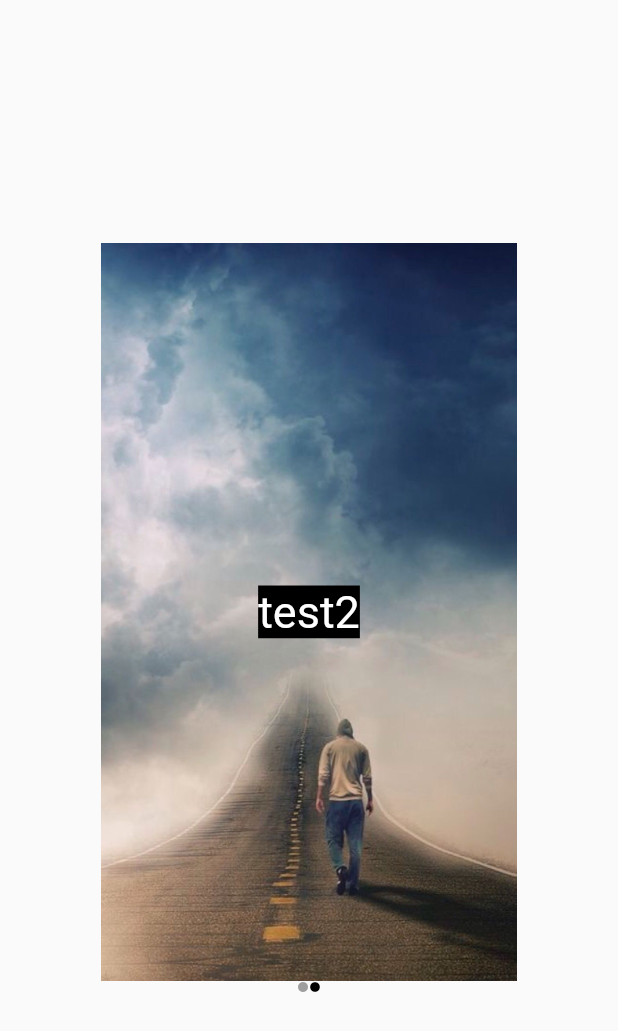
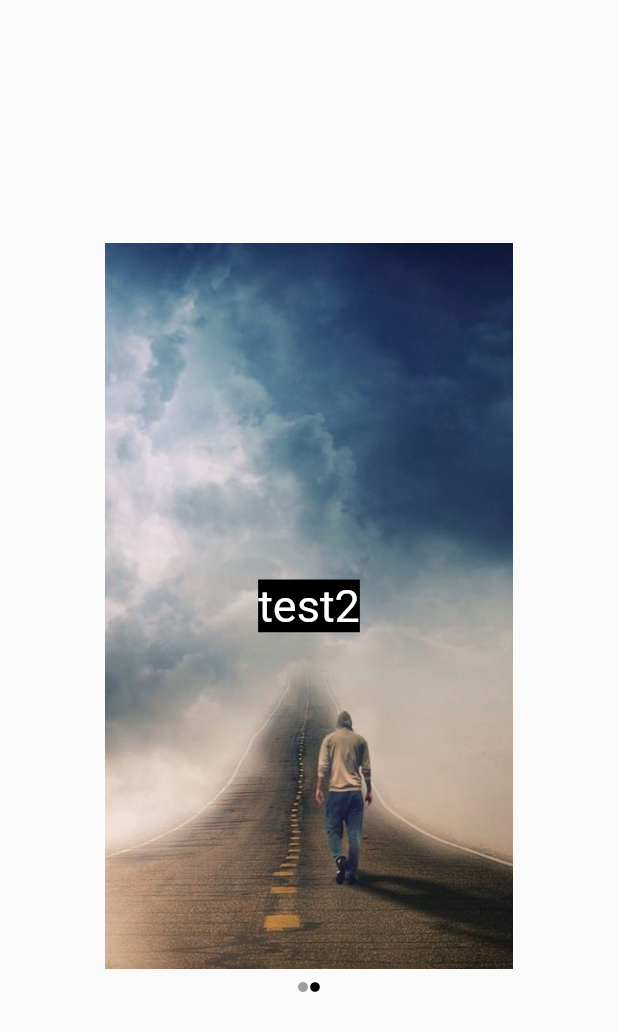
Before and after one commit to eademir/fading-images-slider, a Flutter app: the screen it shows after launch, on a phone screen of 412 x 824 dp. Shown: the top 1031 px of the screen. Run offline on Flutter 3.47's test engine with Material 2 defaults, Android fonts, the phone set to English and light mode, and no system bars.

Commit message:
some minor changes.

```diff
--- a/lib/fading_images_slider.dart
+++ b/lib/fading_images_slider.dart
@@ -168,6 +168,9 @@ class _FadingImagesSliderState extends State<FadingImagesSlider> {
             ),
           ),
         ),
+        SizedBox(
+          height: 8.0,
+        ),
         Row(
           mainAxisAlignment: MainAxisAlignment.center,
           children: _dots,
--- a/pubspec.yaml
+++ b/pubspec.yaml
@@ -1,8 +1,8 @@
 name: fading_images_slider
-description: A new Flutter project.
+description: An images slider widget. Supports infinite scroll. It's easy to use and edit.
+homepage: https://github.com/eademir/fading-images-slider
+repository: https://github.com/eademir/fading-images-slider
 version: 0.0.1
-author:
-homepage:
 
 environment:
   sdk: ">=2.7.0 <3.0.0"
```
Also changed, not shown: example/pubspec.yaml (+0 -51 lines), 1 other file.
